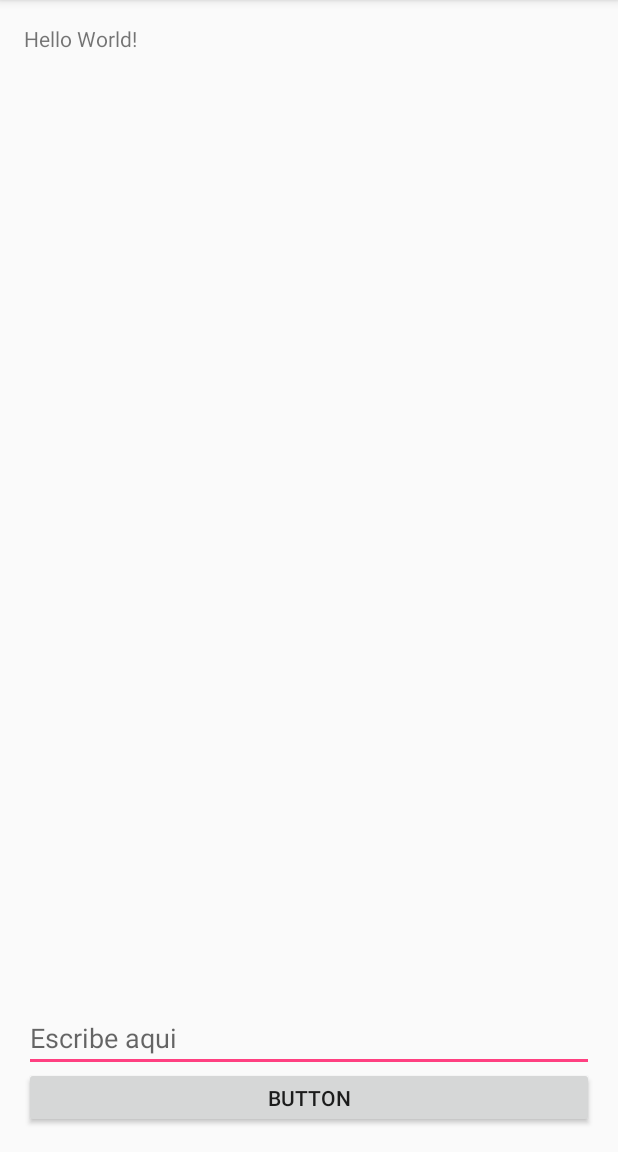
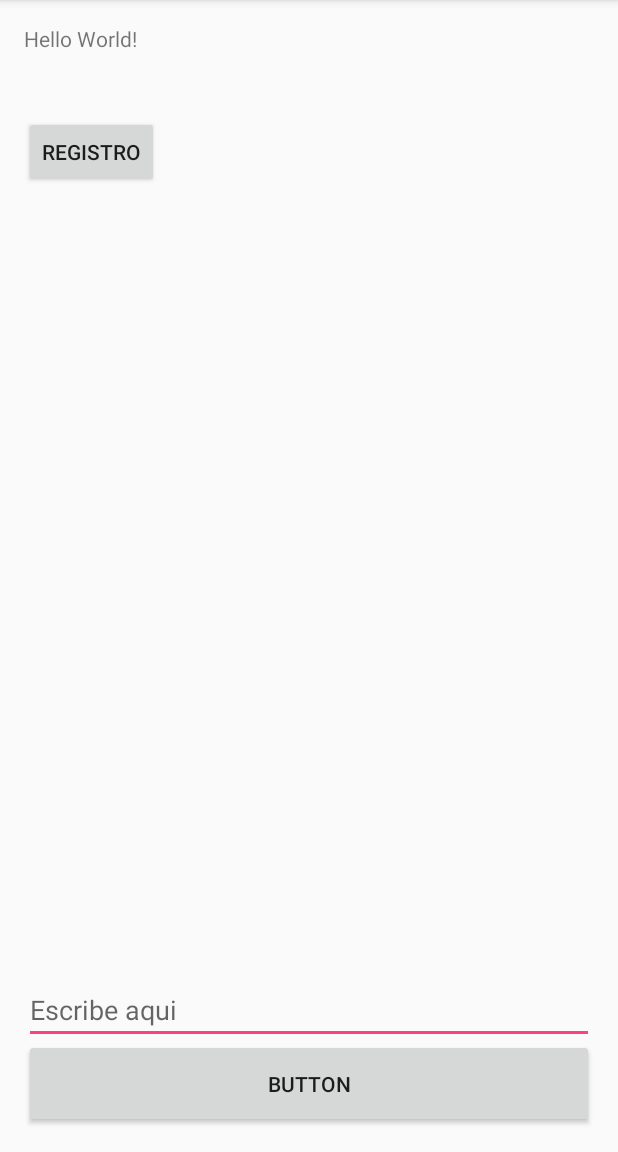
Before and after one commit to Zzzclick/taxidi_Usuario, an Android app: the screen it shows after launch (MainActivity), on a phone screen of 412 x 824 dp, the part 84-1236 px from its top. Run offline under Robolectric (Android 15) with nearby library versions, the phone set to English and light mode, and no system bars; our stand-ins replace Firebase (no records; nobody signed in at launch, a user with empty details on screens opened directly); 1 statement that could not run was skipped.

Commit message:
SE esta trabajando en ello

```diff
--- a/app/src/main/java/com/example/zzzclcik/pruebafirebase/MainActivity.java
+++ b/app/src/main/java/com/example/zzzclcik/pruebafirebase/MainActivity.java
@@ -13,6 +13,7 @@ import com.google.firebase.database.DatabaseReference;
 import com.google.firebase.database.FirebaseDatabase;
 import com.google.firebase.database.ValueEventListener;
 import android.widget.Button;
+import android.content.Intent;
 
 public class MainActivity extends AppCompatActivity {
     private TextView mensajeTextView;
@@ -34,6 +35,7 @@ public class MainActivity extends AppCompatActivity {
         mensajeTextView = (TextView) findViewById(R.id.textViewBase);
         mensajeEditText = (EditText) findViewById(R.id.editTextBase);
         Button boton1 = (Button)findViewById(R.id.buttonBase);
+        Button botonEnviar=(Button)findViewById(R.id.buttonEnviar);
 
         if (getIntent().getExtras() != null) {
             for (String key : getIntent().getExtras().keySet()) {
@@ -45,13 +47,22 @@ public class MainActivity extends AppCompatActivity {
         String token = FirebaseInstanceId.getInstance().getToken();
 
         Log.d(TAG, "Token: " + token);
+
         boton1.setOnClickListener(new View.OnClickListener() {
             @Override
             public void onClick(View view) {
 modificar();
             }
         });
+        botonEnviar.setOnClickListener(new View.OnClickListener() {
+            @Override
+            public void onClick(View view) {
+                Intent i = new Intent(MainActivity.this, Registro.class );
+                startActivity(i);
+            }
+        });
     }
+
 
     @Override
     protected void onStart() {
--- a/app/src/main/res/layout/activity_main.xml
+++ b/app/src/main/res/layout/activity_main.xml
@@ -29,7 +29,7 @@
     <Button
         android:text="Button"
         android:layout_width="match_parent"
-        android:layout_height="wrap_content"
+        android:layout_height="match_parent"
         android:layout_alignTop="@+id/editTextBase"
         android:layout_alignRight="@+id/editTextBase"
         android:layout_alignEnd="@+id/editTextBase"
@@ -42,10 +42,20 @@
         android:layout_height="wrap_content"
         android:inputType="textPersonName"
         android:ems="10"
-        android:layout_marginBottom="37dp"
+        android:layout_marginBottom="56dp"
         android:id="@+id/editTextBase"
+        android:hint="Escribe aqui"
         android:layout_alignParentBottom="true"
         android:layout_alignParentLeft="true"
+        android:layout_alignParentStart="true" />
+
+    <Button
+        android:text="Registro"
+        android:layout_width="wrap_content"
+        android:layout_height="wrap_content"
+        android:layout_below="@+id/infoTextView"
+        android:layout_alignParentLeft="true"
         android:layout_alignParentStart="true"
-        android:hint="Escribe aqui" />
+        android:layout_marginTop="42dp"
+        android:id="@+id/buttonEnviar" />
 </RelativeLayout>
```
Also changed, not shown: app/src/main/java/com/example/zzzclcik/pruebafirebase/Registro.java (+36 -1 lines).
